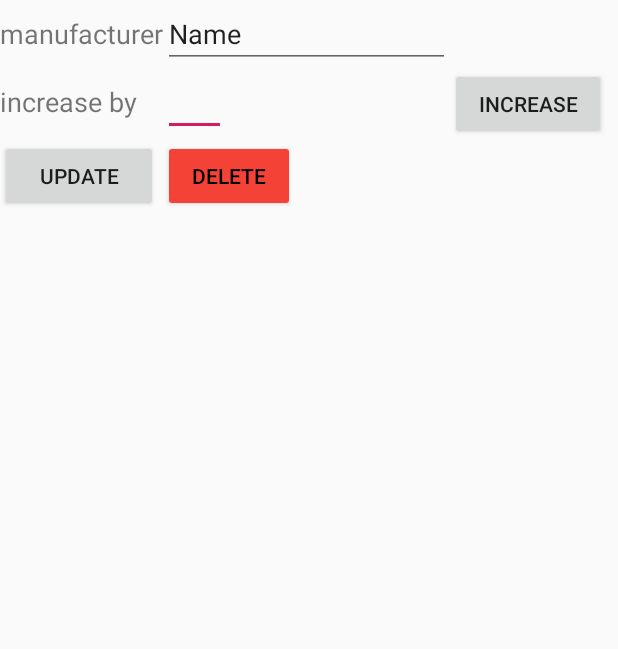
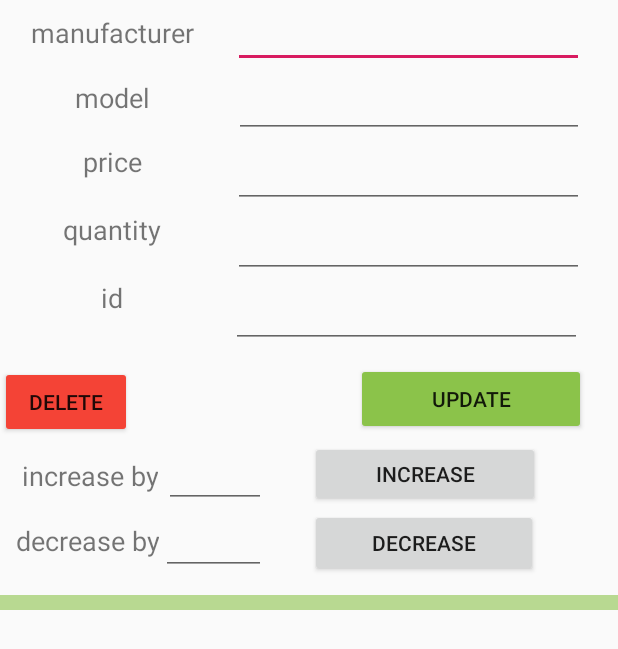
Before and after one commit to jaskier07/WarehouseManager, an Android app: the layout product_list_element_fragment.xml on its own in the app's theme, with its tools: preview values and no code run, on a phone screen of 412 x 824 dp. Shown: the top 649 px of the screen. Run offline under Robolectric (Android 15) with nearby library versions, the phone set to English and light mode, and no system bars.

Commit message:
Displaying all product fields in product view

```diff
--- a/Client/app/build.gradle
+++ b/Client/app/build.gradle
@@ -27,7 +27,7 @@ dependencies {
     implementation fileTree(dir: 'libs', include: ['*.jar'])
     implementation 'androidx.appcompat:appcompat:1.1.0'
     implementation 'androidx.constraintlayout:constraintlayout:1.1.3'
-    implementation 'androidx.lifecycle:lifecycle-extensions:2.0.0'
+    implementation 'androidx.lifecycle:lifecycle-extensions:2.1.0'
     testImplementation 'junit:junit:4.12'
     androidTestImplementation 'androidx.test:runner:1.2.0'
     androidTestImplementation 'androidx.test.espresso:espresso-core:3.2.0'
--- a/Client/app/src/main/java/pl/kania/warehousemanagerclient/Product.java
+++ b/Client/app/src/main/java/pl/kania/warehousemanagerclient/Product.java
@@ -2,13 +2,22 @@ package pl.kania.warehousemanagerclient;
 
 import lombok.AccessLevel;
 import lombok.AllArgsConstructor;
+import lombok.Builder;
 import lombok.Getter;
 import lombok.NoArgsConstructor;
+import lombok.Setter;
 
 @AllArgsConstructor
 @NoArgsConstructor(access = AccessLevel.PRIVATE)
 @Getter
 public class Product {
 
+    private Long id;
+    @Setter
     private String manufacturerName;
+    @Setter
+    private String modelName;
+    @Setter
+    private Double price;
+    private Integer quantity;
 }
--- a/Client/app/src/main/java/pl/kania/warehousemanagerclient/ui/main/ProductListFragment.java
+++ b/Client/app/src/main/java/pl/kania/warehousemanagerclient/ui/main/ProductListFragment.java
@@ -25,8 +25,8 @@ public class ProductListFragment extends Fragment {
         ListView view = (ListView)inflater.inflate(R.layout.listview_product, container, false);
 
         List<Product> products = new ArrayList<>();
-        products.add(new Product("samsung"));
-        products.add(new Product("huawei"));
+        products.add(new Product(1L, "samsung", "galaxy", 25.0, 3));
+        products.add(new Product(2L, "huawei", "P9", 30.0, 4));
 
         ProductAdapter productAdapter = new ProductAdapter(view.getContext(), R.layout.listview_product, products);
         view.setAdapter(productAdapter);
--- a/Client/app/src/main/res/layout/product_list_element_fragment.xml
+++ b/Client/app/src/main/res/layout/product_list_element_fragment.xml
@@ -1,70 +1,203 @@
 <?xml version="1.0" encoding="utf-8"?>
-<GridLayout xmlns:android="http://schemas.android.com/apk/res/android"
+<RelativeLayout xmlns:android="http://schemas.android.com/apk/res/android"
+    xmlns:tools="http://schemas.android.com/tools"
     android:id="@+id/product_list"
     android:layout_width="match_parent"
     android:layout_height="match_parent"
     android:orientation="vertical">
 
+    <EditText
+        android:id="@+id/manufacturerValue"
+        android:layout_width="234dp"
+        android:layout_height="wrap_content"
+        android:layout_marginStart="5dp"
+        android:layout_toEndOf="@+id/manufacturerTitle"
+        android:inputType="textPersonName" />
+
+    <EditText
+        android:id="@+id/idValue"
+        android:layout_width="234dp"
+        android:layout_height="wrap_content"
+        android:layout_below="@+id/quantityValue"
+        android:layout_marginStart="4dp"
+        android:layout_marginTop="1dp"
+        android:layout_toEndOf="@+id/manufacturerTitle"
+        android:inputType="textPersonName" />
+
+    <EditText
+        android:id="@+id/quantityValue"
+        android:layout_width="234dp"
+        android:layout_height="wrap_content"
+        android:layout_below="@+id/priceValue"
+        android:layout_marginStart="5dp"
+        android:layout_marginTop="1dp"
+        android:layout_toEndOf="@+id/manufacturerTitle"
+        android:inputType="textPersonName" />
+
+    <EditText
+        android:id="@+id/priceValue"
+        android:layout_width="234dp"
+        android:layout_height="wrap_content"
+        android:layout_below="@+id/modelValue"
+        android:layout_marginStart="5dp"
+        android:layout_marginTop="1dp"
+        android:layout_toEndOf="@+id/manufacturerTitle"
+        android:inputType="textPersonName" />
+
+    <EditText
+        android:id="@+id/modelValue"
+        android:layout_width="233dp"
+        android:layout_height="wrap_content"
+        android:layout_below="@+id/manufacturerValue"
+        android:layout_marginStart="6dp"
+        android:layout_marginTop="1dp"
+        android:layout_toEndOf="@+id/manufacturerTitle"
+        android:inputType="textPersonName" />
+
+    <TextView
+        android:id="@+id/manufacturerTitle"
+        android:layout_width="150dp"
+        android:layout_height="44dp"
+        android:text="manufacturer"
+        android:textAlignment="center"
+        android:textSize="18sp"
+        android:gravity="center"/>
+
+    <TextView
+        android:id="@+id/increaseByTitle"
+        android:layout_width="105dp"
+        android:layout_height="44dp"
+        android:layout_below="@+id/buttonDelete"
+        android:layout_marginTop="3dp"
+        android:gravity="center"
+        android:text="increase by"
+        android:textAlignment="textEnd"
+        android:textSize="18sp" />
+
+    <TextView
+        android:id="@+id/decreaseByTitle"
+        android:layout_width="106dp"
+        android:layout_height="41dp"
+        android:layout_below="@+id/buttonDelete"
+        android:layout_marginTop="48dp"
+        android:gravity="center"
+        android:text="decrease by"
+        android:textAlignment="textEnd"
+        android:textSize="18sp" />
+
+    <TextView
+        android:id="@+id/idTitle"
+        android:layout_width="150dp"
+        android:layout_height="44dp"
+        android:layout_below="@+id/quantityTitle"
+        android:layout_marginTop="1dp"
+        android:gravity="center"
+        android:text="id"
+        android:textAlignment="center"
+        android:textSize="18sp" />
+
+    <TextView
+        android:id="@+id/quantityTitle"
+        android:layout_width="150dp"
+        android:layout_height="44dp"
+        android:layout_below="@+id/priceTitle"
+        android:layout_marginTop="1dp"
+        android:gravity="center"
+        android:text="quantity"
+        android:textAlignment="center"
+        android:textSize="18sp" />
+
+    <TextView
+        android:id="@+id/priceTitle"
+        android:layout_width="150dp"
+        android:layout_height="44dp"
+        android:layout_below="@+id/modelTitle"
+        android:layout_marginTop="1dp"
+        android:gravity="center"
+        android:text="price"
+        android:textAlignment="center"
+        android:textSize="18sp" />
+
+    <TextView
+        android:id="@+id/modelTitle"
+        android:layout_width="149dp"
+        android:layout_height="39dp"
+        android:layout_below="@+id/manufacturerTitle"
+        android:layout_marginTop="1dp"
+        android:gravity="center"
+        android:text="model"
+        android:textAlignment="center"
+        android:textSize="18sp" />
+
     <Button
         android:id="@+id/buttonUpdate"
-        android:layout_width="105dp"
+        android:layout_width="153dp"
         android:layout_height="wrap_content"
-        android:layout_row="2"
-        android:layout_column="0"
+        android:layout_below="@+id/idValue"
+        android:layout_alignParentStart="true"
+        android:layout_marginStart="237dp"
+        android:layout_marginTop="10dp"
+        android:backgroundTint="#8BC34A"
         android:text="Update" />
 
     <Button
         android:id="@+id/buttonDelete"
         android:layout_width="wrap_content"
         android:layout_height="wrap_content"
-        android:layout_row="2"
-        android:layout_column="1"
+        android:layout_below="@+id/idValue"
+        android:layout_marginTop="12dp"
         android:backgroundTint="#F44336"
-        android:text="Delete"
-        android:textColor="#000000" />
-
-    <Button
-        android:id="@+id/buttonIncrease"
-        android:layout_width="104dp"
-        android:layout_height="wrap_content"
-        android:layout_row="1"
-        android:layout_column="2"
-        android:text="INCREASE" />
+        android:text="Delete" />
 
     <EditText
-        android:id="@+id/increaseValue"
-        android:layout_width="42dp"
+        android:id="@+id/increaseByValue"
+        android:layout_width="68dp"
         android:layout_height="wrap_content"
-        android:layout_row="1"
-        android:layout_column="1"
+        android:layout_below="@+id/buttonDelete"
+        android:layout_marginStart="4dp"
+        android:layout_marginTop="1dp"
+        android:layout_toEndOf="@+id/increaseByTitle"
         android:ems="10"
         android:inputType="numberSigned" />
 
     <EditText
-        android:id="@+id/manufacturerValue"
-        android:layout_width="191dp"
+        android:id="@+id/decreaseByValue"
+        android:layout_width="70dp"
         android:layout_height="wrap_content"
-        android:layout_row="0"
-        android:layout_column="1"
+        android:layout_below="@+id/buttonDelete"
+        android:layout_marginStart="1dp"
+        android:layout_marginTop="46dp"
+        android:layout_toEndOf="@+id/decreaseByTitle"
         android:ems="10"
-        android:inputType="textPersonName"
-        android:text="Name" />
+        android:inputType="numberSigned" />
 
-    <TextView
-        android:id="@+id/manufacturerTitle"
-        android:layout_width="wrap_content"
-        android:layout_height="wrap_content"
-        android:layout_row="0"
-        android:layout_column="0"
-        android:text="manufacturer"
-        android:textSize="18sp" />
+    <Button
+        android:id="@+id/buttonIncrease"
+        android:layout_width="153dp"
+        android:layout_height="44dp"
+        android:layout_below="@+id/buttonUpdate"
+        android:layout_marginStart="29dp"
+        android:layout_marginTop="4dp"
+        android:layout_toEndOf="@+id/decreaseByValue"
+        android:text="INCREASE" />
 
-    <TextView
-        android:id="@+id/increaseText"
-        android:layout_width="wrap_content"
-        android:layout_height="wrap_content"
-        android:layout_row="1"
-        android:layout_column="0"
-        android:text="increase by "
-        android:textSize="18sp" />
-</GridLayout>
+    <Button
+        android:id="@+id/buttonDecrease"
+        android:layout_width="152dp"
+        android:layout_height="45dp"
+        android:layout_below="@+id/buttonUpdate"
+        android:layout_marginStart="29dp"
+        android:layout_marginTop="49dp"
+        android:layout_toEndOf="@+id/decreaseByValue"
+        android:text="Decrease" />
+
+    <View
+        android:id="@+id/divider"
+        android:layout_width="match_parent"
+        android:layout_height="10dp"
+        android:layout_alignBottom="@+id/decreaseByValue"
+        android:layout_marginBottom="-23dp"
+        android:background="#978BC34A"
+        android:visibility="visible"
+        tools:visibility="visible" />
+</RelativeLayout>
```
